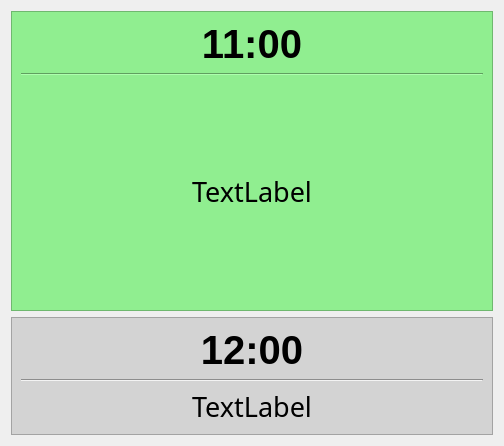
Old version of the form main.ui in the repository JalonWong/Schedule.
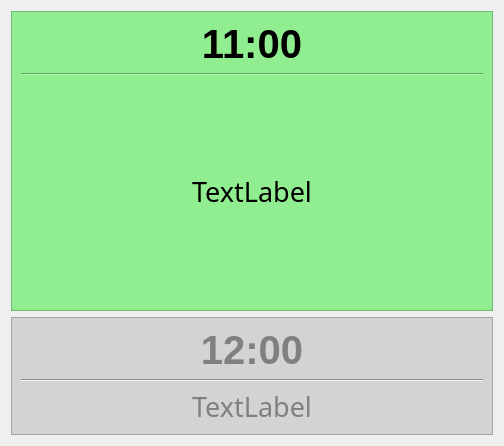
New version of the form.

Patch:
```diff
--- a/main.ui
+++ b/main.ui
@@ -125,7 +125,7 @@
          </font>
         </property>
         <property name="styleSheet">
-         <string notr="true"/>
+         <string notr="true">color:grey</string>
         </property>
         <property name="text">
          <string>12:00</string>
@@ -155,6 +155,9 @@
           <bold>false</bold>
          </font>
         </property>
+        <property name="styleSheet">
+         <string notr="true">color:grey</string>
+        </property>
         <property name="text">
          <string>TextLabel</string>
         </property>
```
